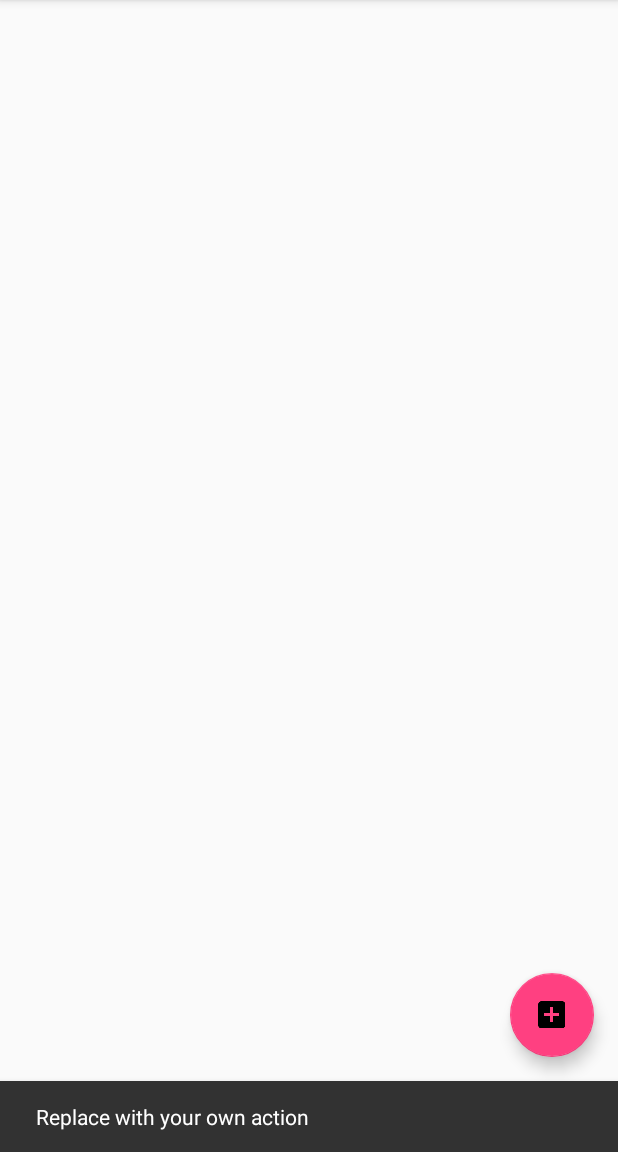
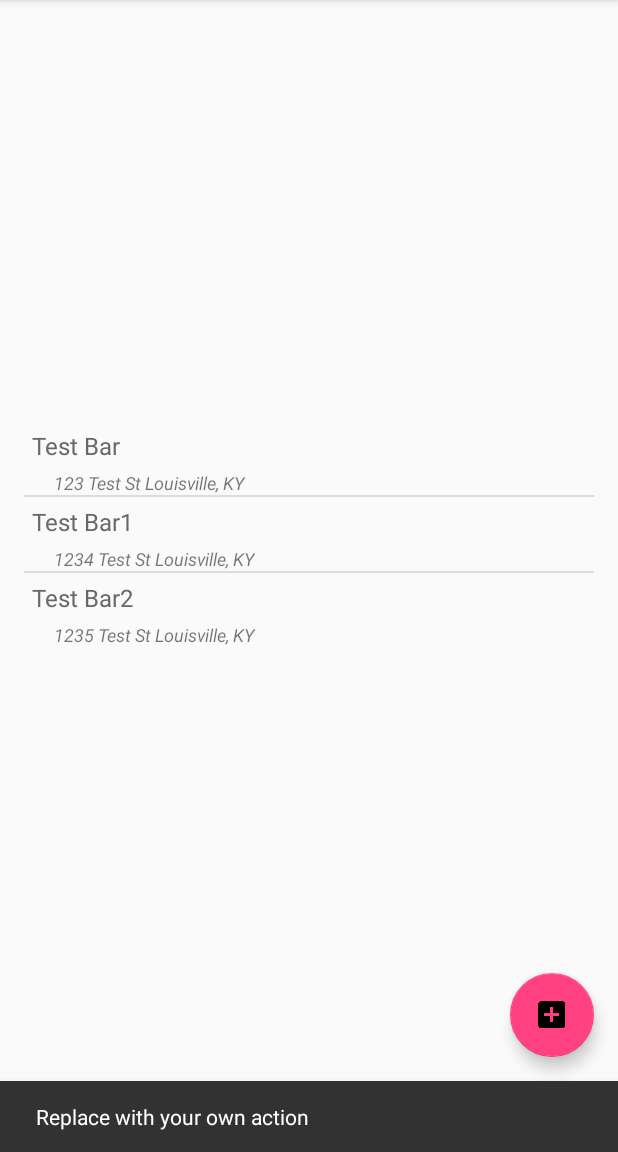
Before and after one commit to tylerlutz/BrewYou, an Android app: the screen it shows after launch (MainActivity), after a tap on an icon or button, on a phone screen of 412 x 824 dp, the part 84-1236 px from its top. Run offline under Robolectric (Android 15) with nearby library versions, the phone set to English and light mode, and no system bars; 5 statements that could not run were skipped.

Commit message:
Added Restaurant adapters.
Added the resturant adapters and services. Using a test main page until further development from other contributors. Next step is to add function for adding new restaurants and adding OnItemClickEvent when user clicks on the resturant.

```diff
--- a/BrewYou/app/src/main/java/com/tylerlutz/brewyou/MainActivity.java
+++ b/BrewYou/app/src/main/java/com/tylerlutz/brewyou/MainActivity.java
@@ -14,12 +14,17 @@ import android.util.Log;
 import android.view.View;
 import android.view.Menu;
 import android.view.MenuItem;
+import android.widget.ListView;
 
 import com.parse.ParseObject;
 import com.parse.ParseUser;
+import com.tylerlutz.brewyou.Models.Restaurant;
+import com.tylerlutz.brewyou.Models.RestaurantAdapter;
+import com.tylerlutz.brewyou.Services.RestaurantService;
 
 import java.security.MessageDigest;
 import java.security.NoSuchAlgorithmException;
+import java.util.List;
 
 public class MainActivity extends AppCompatActivity {
 
@@ -58,6 +63,13 @@ public class MainActivity extends AppCompatActivity {
             Intent intent = new Intent(this, LoginActivity.class);
             startActivity(intent);
         }
+
+        //Generate Restaurants
+        ListView listViewRestaurants = (ListView) findViewById(R.id.listViewResturants);
+        final List<Restaurant> restaurants = new RestaurantService().findAll();
+        RestaurantAdapter arrayAdapter = new RestaurantAdapter(this,
+                R.layout.layout_for_each_restaurant,restaurants);
+        listViewRestaurants.setAdapter(arrayAdapter);
     }
 
     @Override
--- a/BrewYou/app/src/main/java/com/tylerlutz/brewyou/Models/Beer.java
+++ b/BrewYou/app/src/main/java/com/tylerlutz/brewyou/Models/Beer.java
@@ -74,12 +74,12 @@ public class Beer {
     }
 
     public int findBeerId(String name){
-        List<Beer> beers;{
-            beers = new ArrayList<Beer>();
+        List<Beer> beerList;{
+            beerList = new ArrayList<Beer>();
 
         }
 
-        for (Beer beer:beers){
+        for (Beer beer:beerList){
             if (beer.getBeerName().equals(name)){
                 return beer.getBeerId();
             }
--- /dev/null
+++ b/BrewYou/app/src/main/java/com/tylerlutz/brewyou/Models/RestaurantAdapter.java
@@ -0,0 +1,46 @@
+package com.tylerlutz.brewyou.Models;
+
+import android.content.Context;
+import android.view.LayoutInflater;
+import android.view.View;
+import android.view.ViewGroup;
+import android.widget.ArrayAdapter;
+import android.widget.TextView;
+
+import com.tylerlutz.brewyou.R;
+
+import org.w3c.dom.Text;
+
+import java.text.SimpleDateFormat;
+import java.util.List;
+
+/**
+ * Created by Tyler on 12/7/15.
+ */
+public class RestaurantAdapter extends ArrayAdapter<Restaurant> {
+    private String address;
+    private Context context;
+    private List<Restaurant> restaurants;
+    private int layout2Inflate;
+
+    public RestaurantAdapter(Context context, int resource, List<Restaurant> restaurants) {
+        super(context, resource, restaurants);
+        this.context = context;
+        this.layout2Inflate = resource;
+        this.restaurants = restaurants;
+    }
+
+    @Override
+    public View getView(int position, View convertView, ViewGroup parent) {
+        if(convertView==null){
+            LayoutInflater inflater = (LayoutInflater)context.getSystemService(Context.LAYOUT_INFLATER_SERVICE);
+            convertView = inflater.inflate(layout2Inflate,parent,false);
+        }
+        final Restaurant restaurant = restaurants.get(position);
+        TextView textViewRestaurantName = (TextView) convertView.findViewById(R.id.textViewRestaurantName);
+        textViewRestaurantName.setText(restaurant.getRestaurantName());
+        TextView textViewRestaurantAddress = (TextView) convertView.findViewById(R.id.textViewRestaurantAddress);
+        textViewRestaurantAddress.setText(restaurant.getRestaurantAddress()+ " " + restaurant.getRestaurantCity() + ", " + restaurant.getRestaurantState());
+        return convertView;
+    }
+}
--- a/BrewYou/app/src/main/java/com/tylerlutz/brewyou/Services/MockRestaurantService.java
+++ b/BrewYou/app/src/main/java/com/tylerlutz/brewyou/Services/RestaurantService.java
@@ -10,10 +10,13 @@ import java.util.List;
 /**
  * Created by michaelmoser on 11/30/15.
  */
-public class MockRestaurantService {
+public class RestaurantService {
     private List<Restaurant> restaurants;
     {
         restaurants = new ArrayList<Restaurant>();
+        restaurants.add(new Restaurant("Test Bar","123 Test St","Louisville","KY","40208"));
+        restaurants.add(new Restaurant("Test Bar1","1234 Test St","Louisville","KY","40208"));
+        restaurants.add(new Restaurant("Test Bar2","1235 Test St","Louisville","KY","40208"));
 
     }
 
--- a/BrewYou/app/src/main/res/layout/content_main.xml
+++ b/BrewYou/app/src/main/res/layout/content_main.xml
@@ -7,10 +7,7 @@
     android:paddingBottom="@dimen/activity_vertical_margin"
     android:paddingLeft="@dimen/activity_horizontal_margin"
     android:paddingRight="@dimen/activity_horizontal_margin"
-    android:paddingTop="@dimen/activity_vertical_margin"
-    app:layout_behavior="@string/appbar_scrolling_view_behavior"
-    tools:context="com.tylerlutz.brewyou.MainActivity"
-    tools:showIn="@layout/activity_main">
+    android:paddingTop="@dimen/activity_vertical_margin">
 
     <ListView
         android:layout_width="wrap_content"
--- /dev/null
+++ b/BrewYou/app/src/main/res/layout/layout_for_each_restaurant.xml
@@ -0,0 +1,28 @@
+<?xml version="1.0" encoding="utf-8"?>
+<LinearLayout xmlns:android="http://schemas.android.com/apk/res/android"
+    android:orientation="vertical" android:layout_width="match_parent"
+    android:layout_height="match_parent">
+    <TextView
+        android:id="@+id/textViewRestaurantName"
+        android:textSize="16dp"
+        android:textColor="#686868"
+        android:layout_width="wrap_content"
+        android:layout_height="wrap_content"
+        android:text="TextView"
+        android:padding="5dp"
+        android:paddingLeft="10dp"/>
+    <LinearLayout
+        android:layout_width="match_parent"
+        android:layout_height="match_parent"
+        android:orientation="horizontal">
+        <TextView
+            android:id="@+id/textViewRestaurantAddress"
+            android:textSize="12dp"
+            android:layout_width="wrap_content"
+            android:layout_height="wrap_content"
+            android:text="TextView"
+            android:textStyle="italic"
+            android:paddingLeft="20dp"
+            />
+    </LinearLayout>
+</LinearLayout>
```
